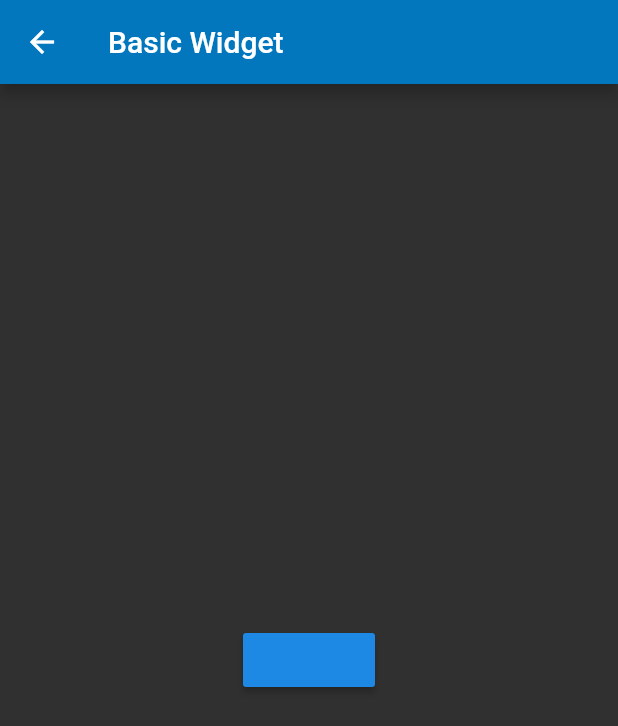
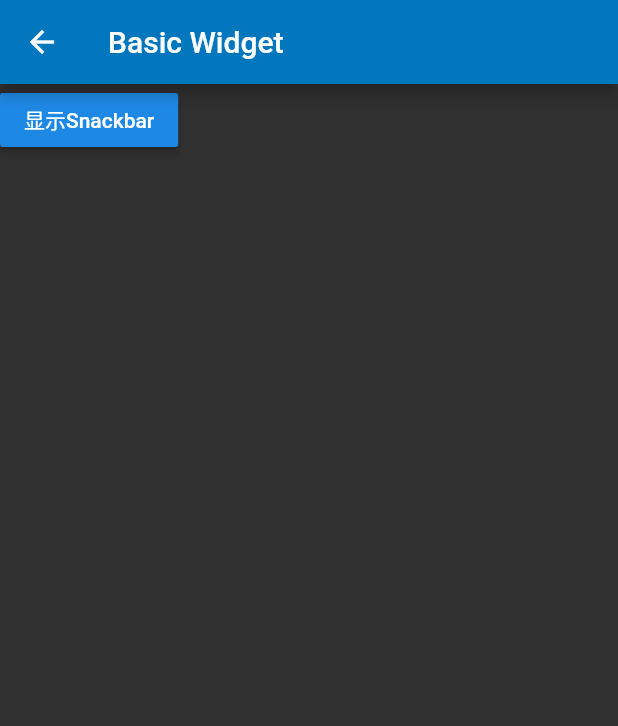
Before and after one commit to JDNew/MyFlutterTest, a Flutter app: the BasicWidget screen opened directly, on a phone screen of 412 x 824 dp. Shown: the top 726 px of the screen. Run offline on Flutter 3.47's test engine with Material 2 defaults, Android fonts, the phone set to English and light mode, and no system bars.

Commit message:
Snackbar的使用

```diff
--- a/lib/basic_widget.dart
+++ b/lib/basic_widget.dart
@@ -4,14 +4,30 @@ class BasicWidget extends StatelessWidget {
   @override
   Widget build(BuildContext context) {
     return new Scaffold(
-      appBar: new AppBar(
-        title: new Text("Basic Widget"),
-      ),
-      body: new Center(
-        child: new RaisedButton(onPressed: () {
-          Navigator.pop(context);
-        }),
-      ),
+        appBar: new AppBar(
+          title: new Text("Basic Widget"),
+        ),
+        body: new BasicColumnWidget());
+  }
+}
+
+class BasicColumnWidget extends StatelessWidget {
+  @override
+  Widget build(BuildContext context) {
+    // TODO: implement build
+    return new Column(
+      children: <Widget>[
+        new RaisedButton(
+          onPressed: () {
+            final snackBar = new SnackBar(
+              content: new Text("这是一个Snackbar"),
+              action: new SnackBarAction(label: "Undo", onPressed: () {}),
+            );
+            Scaffold.of(context).showSnackBar(snackBar);
+          },
+          child: new Text("显示Snackbar"),
+        )
+      ],
     );
   }
 }
--- a/lib/main.dart
+++ b/lib/main.dart
@@ -9,6 +9,7 @@ class MyApp extends StatelessWidget {
   Widget build(BuildContext context) {
     return new MaterialApp(
       title: 'Flutter Test',
+      //创建app的主题
       theme: new ThemeData(
           brightness: Brightness.dark,
           primaryColor: Colors.lightBlue[800],
@@ -29,6 +30,7 @@ class HomeWidget extends StatelessWidget {
         children: <Widget>[
           new RaisedButton(
             onPressed: () {
+              //页面跳转
               Navigator.push(
                 context,
                 new MaterialPageRoute(builder: (context) => new BasicWidget()),
@@ -38,6 +40,7 @@ class HomeWidget extends StatelessWidget {
           )
         ],
       ),
+      //利用继承修改属于浮动按钮的主题，使用copyWith方法
       floatingActionButton: new Theme(
           data: Theme.of(context).copyWith(accentColor: Colors.yellow),
           child: new FloatingActionButton(
```
